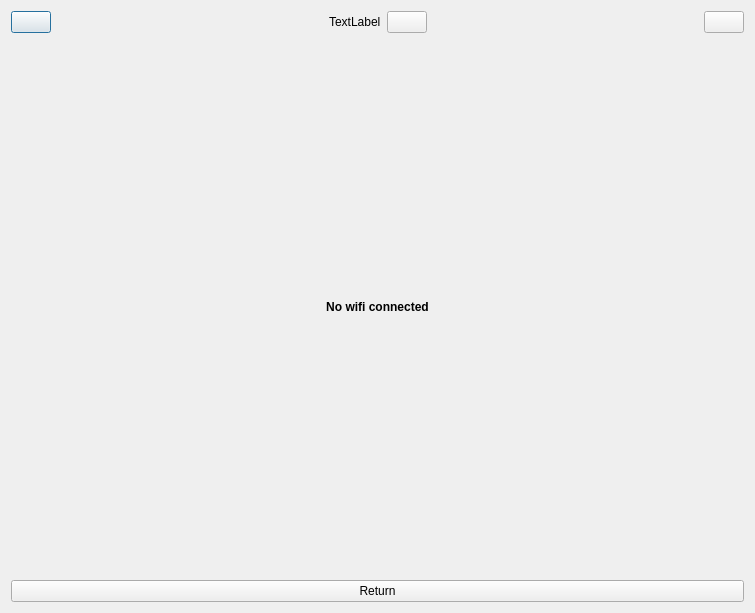
Before: the Qt Designer form src/widgets/dialogs/wifi/wifilogger.ui in Quill-OS/quill, drawn with Qt 5.
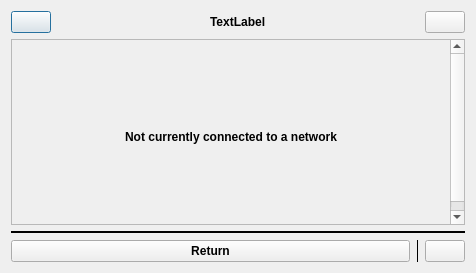
After: the same form once the commit is applied. The open tabs and pages were chosen to show the change. Icons and pictures are not drawn.

Diff of the .ui file:
```diff
--- a/src/widgets/dialogs/wifi/wifilogger.ui
+++ b/src/widgets/dialogs/wifi/wifilogger.ui
@@ -6,24 +6,69 @@
    <rect>
     <x>0</x>
     <y>0</y>
-    <width>755</width>
-    <height>613</height>
+    <width>476</width>
+    <height>273</height>
    </rect>
   </property>
+  <property name="sizePolicy">
+   <sizepolicy hsizetype="MinimumExpanding" vsizetype="MinimumExpanding">
+    <horstretch>0</horstretch>
+    <verstretch>0</verstretch>
+   </sizepolicy>
+  </property>
   <property name="windowTitle">
    <string>Dialog</string>
   </property>
   <layout class="QGridLayout" name="gridLayout_2">
    <item row="1" column="0">
+    <widget class="QScrollArea" name="scrollArea">
+     <property name="widgetResizable">
+      <bool>true</bool>
+     </property>
+     <widget class="QWidget" name="scrollAreaWidgetContents_2">
+      <property name="geometry">
+       <rect>
+        <x>0</x>
+        <y>0</y>
+        <width>442</width>
+        <height>208</height>
+       </rect>
+      </property>
+      <layout class="QVBoxLayout" name="verticalLayout">
+       <property name="leftMargin">
+        <number>9</number>
+       </property>
+       <property name="topMargin">
+        <number>9</number>
+       </property>
+       <property name="rightMargin">
+        <number>9</number>
+       </property>
+       <property name="bottomMargin">
+        <number>9</number>
+       </property>
+       <item>
     <widget class="QStackedWidget" name="stackedWidget">
      <property name="lineWidth">
       <number>0</number>
      </property>
      <property name="currentIndex">
-      <number>3</number>
+          <number>0</number>
      </property>
      <widget class="QWidget" name="page_0">
       <layout class="QVBoxLayout" name="verticalLayout_2">
+           <property name="leftMargin">
+            <number>0</number>
+           </property>
+           <property name="topMargin">
+            <number>0</number>
+           </property>
+           <property name="rightMargin">
+            <number>0</number>
+           </property>
+           <property name="bottomMargin">
+            <number>0</number>
+           </property>
        <item>
         <layout class="QHBoxLayout" name="horizontalLayout_4">
          <item>
@@ -288,6 +333,18 @@
      </widget>
      <widget class="QWidget" name="page_0_fallback">
       <layout class="QGridLayout" name="gridLayout">
+           <property name="leftMargin">
+            <number>0</number>
+           </property>
+           <property name="topMargin">
+            <number>0</number>
+           </property>
+           <property name="rightMargin">
+            <number>0</number>
+           </property>
+           <property name="bottomMargin">
+            <number>0</number>
+           </property>
        <item row="0" column="0">
         <widget class="QLabel" name="label_8">
          <property name="font">
@@ -300,7 +357,7 @@
           <number>0</number>
          </property>
          <property name="text">
-          <string>No wifi connected</string>
+              <string>Not currently connected to a network</string>
          </property>
          <property name="alignment">
           <set>Qt::AlignCenter</set>
@@ -311,6 +368,18 @@
      </widget>
      <widget class="QWidget" name="page_1">
       <layout class="QGridLayout" name="gridLayout_3">
+           <property name="leftMargin">
+            <number>0</number>
+           </property>
+           <property name="topMargin">
+            <number>0</number>
+           </property>
+           <property name="rightMargin">
+            <number>0</number>
+           </property>
+           <property name="bottomMargin">
+            <number>0</number>
+           </property>
        <item row="0" column="0">
         <widget class="QTextBrowser" name="fancyLogsText">
          <property name="textInteractionFlags">
@@ -322,6 +391,18 @@
      </widget>
      <widget class="QWidget" name="page_2">
       <layout class="QGridLayout" name="gridLayout_4">
+           <property name="leftMargin">
+            <number>0</number>
+           </property>
+           <property name="topMargin">
+            <number>0</number>
+           </property>
+           <property name="rightMargin">
+            <number>0</number>
+           </property>
+           <property name="bottomMargin">
+            <number>0</number>
+           </property>
        <item row="0" column="0">
         <widget class="QTextBrowser" name="allLogsText">
          <property name="textInteractionFlags">
@@ -333,6 +414,10 @@
      </widget>
     </widget>
    </item>
+      </layout>
+     </widget>
+    </widget>
+   </item>
    <item row="0" column="0">
     <layout class="QHBoxLayout" name="horizontalLayout">
      <item>
@@ -361,28 +446,17 @@
      </item>
      <item>
       <widget class="QLabel" name="nameLabel">
+       <property name="font">
+        <font>
+         <weight>75</weight>
+         <bold>true</bold>
+        </font>
+       </property>
        <property name="text">
         <string>TextLabel</string>
        </property>
       </widget>
      </item>
-     <item>
-      <widget class="QPushButton" name="refreshBtn">
-       <property name="sizePolicy">
-        <sizepolicy hsizetype="Fixed" vsizetype="Fixed">
-         <horstretch>0</horstretch>
-         <verstretch>0</verstretch>
-        </sizepolicy>
-       </property>
-       <property name="text">
-        <string/>
-       </property>
-       <property name="icon">
-        <iconset resource="../../../eink.qrc">
-         <normaloff>:/resources/refresh.png</normaloff>:/resources/refresh.png</iconset>
-       </property>
-      </widget>
-     </item>
      <item>
       <spacer name="horizontalSpacer_2">
        <property name="orientation">
@@ -409,10 +483,69 @@
      </item>
     </layout>
    </item>
-   <item row="2" column="0">
+   <item row="4" column="0">
+    <layout class="QHBoxLayout" name="horizontalLayout_3">
+     <property name="topMargin">
+      <number>0</number>
+     </property>
+     <item>
     <widget class="QPushButton" name="returnBtn">
+       <property name="sizePolicy">
+        <sizepolicy hsizetype="Preferred" vsizetype="Preferred">
+         <horstretch>0</horstretch>
+         <verstretch>0</verstretch>
+        </sizepolicy>
+       </property>
+       <property name="font">
+        <font>
+         <weight>75</weight>
+         <bold>true</bold>
+        </font>
+       </property>
      <property name="text">
       <string>Return</string>
+       </property>
+      </widget>
+     </item>
+     <item>
+      <widget class="Line" name="line">
+       <property name="frameShadow">
+        <enum>QFrame::Plain</enum>
+       </property>
+       <property name="orientation">
+        <enum>Qt::Vertical</enum>
+       </property>
+      </widget>
+     </item>
+     <item>
+      <widget class="QPushButton" name="refreshBtn">
+       <property name="sizePolicy">
+        <sizepolicy hsizetype="Fixed" vsizetype="Fixed">
+         <horstretch>0</horstretch>
+         <verstretch>0</verstretch>
+        </sizepolicy>
+       </property>
+       <property name="text">
+        <string/>
+       </property>
+       <property name="icon">
+        <iconset resource="../../../eink.qrc">
+         <normaloff>:/resources/refresh.png</normaloff>:/resources/refresh.png</iconset>
+       </property>
+      </widget>
+     </item>
+    </layout>
+   </item>
+   <item row="2" column="0">
+    <widget class="Line" name="line_2">
+     <property name="frameShadow">
+      <enum>QFrame::Plain</enum>
+     </property>
+     <property name="lineWidth">
+      <number>2</number>
+     </property>
+     <property name="orientation">
+      <enum>Qt::Horizontal</enum>
      </property>
     </widget>
    </item>
```
Lines whose indentation alone changed are shown as unchanged.
